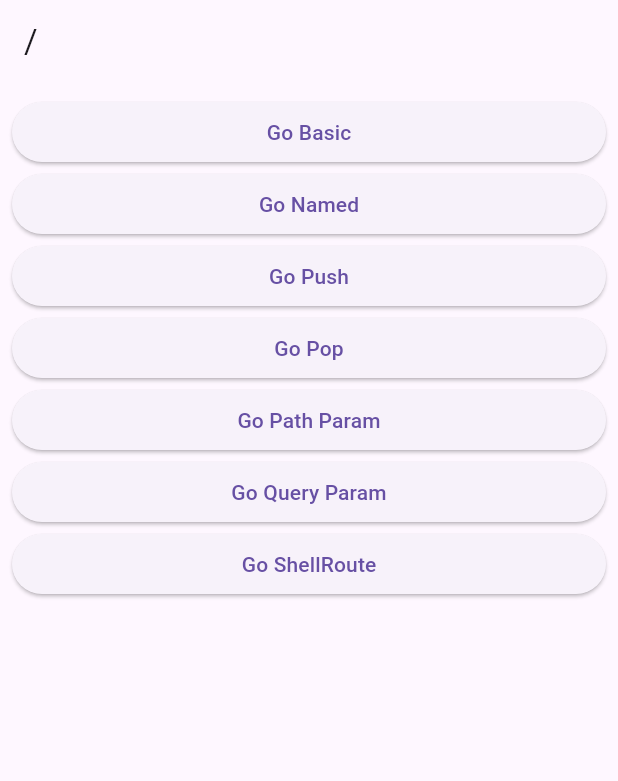
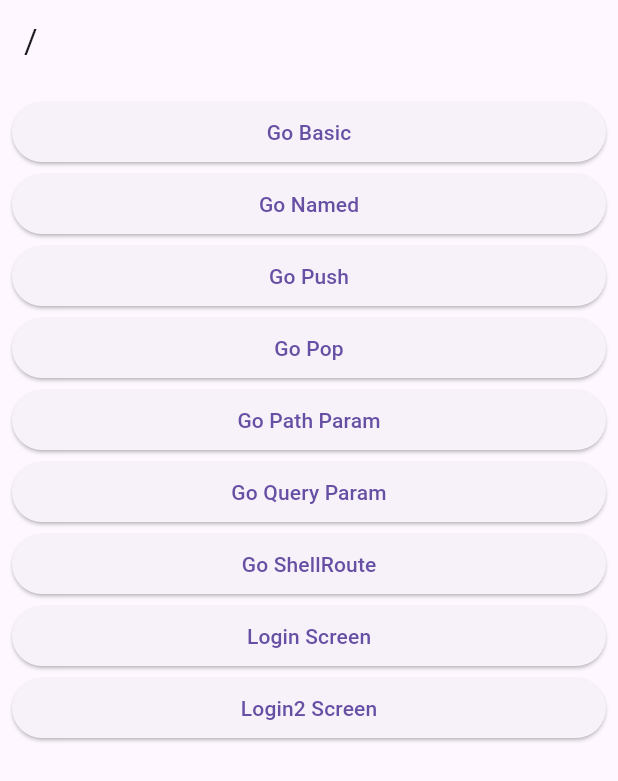
Before and after one commit to KRFLUTTERUG/go-router-example, a Flutter app: the screen it shows after launch, on a phone screen of 412 x 824 dp. Shown: the top 781 px of the screen. Run offline on Flutter 3.47's test engine with Material 3 defaults, Android fonts, the phone set to English and light mode, and no system bars; our stand-ins replace go_router.

```diff
--- a/lib/route/router.dart
+++ b/lib/route/router.dart
@@ -8,9 +8,24 @@ import 'package:gorouter/screen/6_path_param_screen.dart';
 import 'package:gorouter/screen/7_query_param_screen.dart';
 import 'package:gorouter/screen/8_nested_child_screen.dart';
 import 'package:gorouter/screen/8_nested_screen.dart';
+import 'package:gorouter/screen/9_login_screen.dart';
+import 'package:gorouter/screen/9_private_screen.dart';
 import 'package:gorouter/screen/root_screen.dart';
 
-final router = GoRouter(routes: [
+// true = Login 됨 / false = Login 안됨
+bool authState = false;
+
+final router = GoRouter(
+  redirect: (context, state) {
+    // return string (path) -> 해당 라우트로 이동한다 (path)
+    // return null -> 원래 이동하려던 라우트로 이동한다.
+    if(state.location == '/login/private' && !authState){
+      return '/login';
+    }
+
+    return null;
+  },
+    routes: [
   GoRoute(
       path: '/',
       builder: (context, state) {
@@ -65,14 +80,33 @@ final router = GoRouter(routes: [
               return QueryParamScreen();
             }),
         ShellRoute(
-          builder: (context, state, child) {
-            return NestedScreen(child: child);
-          },
-          routes: [
-            GoRoute(path: 'nested/a', builder: (_, state) => NestedChildScreen(routeName: '/nested/a')),
-            GoRoute(path: 'nested/b', builder: (_, state) => NestedChildScreen(routeName: '/nested/b')),
-            GoRoute(path: 'nested/c', builder: (_, state) => NestedChildScreen(routeName: '/nested/c'))
-          ]
-        )
+            builder: (context, state, child) {
+              return NestedScreen(child: child);
+            },
+            routes: [
+              GoRoute(
+                  path: 'nested/a',
+                  builder: (_, state) =>
+                      NestedChildScreen(routeName: '/nested/a')),
+              GoRoute(
+                  path: 'nested/b',
+                  builder: (_, state) =>
+                      NestedChildScreen(routeName: '/nested/b')),
+              GoRoute(
+                  path: 'nested/c',
+                  builder: (_, state) =>
+                      NestedChildScreen(routeName: '/nested/c'))
+            ]),
+        GoRoute(path: 'login', builder: (_, state) => LoginScreen(), routes: [
+          GoRoute(path: 'private', builder: (_, state) => PrivateScreen())
+        ]),
+        GoRoute(path: 'login2', builder: (_, state) => LoginScreen(), routes: [
+          GoRoute(path: 'private', builder: (_, state) => PrivateScreen(), redirect: (context, state){
+            if(!authState){
+              return '/login2';
+            }
+            return null;
+          })
+        ]),
       ]),
 ]);
--- /dev/null
+++ b/lib/screen/9_login_screen.dart
@@ -0,0 +1,35 @@
+import 'package:flutter/material.dart';
+import 'package:go_router/go_router.dart';
+import 'package:gorouter/route/router.dart';
+
+import '../layout/default_layout.dart';
+
+class LoginScreen extends StatefulWidget {
+  const LoginScreen({super.key});
+
+  @override
+  State<LoginScreen> createState() => _LoginScreenState();
+}
+
+class _LoginScreenState extends State<LoginScreen> {
+  @override
+  Widget build(BuildContext context) {
+    return DefaultLayout(body: ListView(
+        children: [
+          Text('Login State : $authState'),
+          ElevatedButton(onPressed: () {
+            setState(() {
+              authState = !authState;
+            });
+          }, child: Text(authState ? 'logout' : 'login')),
+          ElevatedButton(onPressed: () {
+            if(GoRouterState.of(context).location == '/login'){
+              context.go('/login/private');
+            }else{
+              context.go('/login2/private');
+            }
+          }, child: Text('Go to Private Route')),
+        ]
+    ));
+  }
+}
--- a/lib/screen/root_screen.dart
+++ b/lib/screen/root_screen.dart
@@ -30,6 +30,12 @@ class RootScreen extends StatelessWidget {
         ElevatedButton(onPressed: () {
           context.go('/nested/a');
         }, child: Text('Go ShellRoute')),
+        ElevatedButton(onPressed: () {
+          context.go('/login');
+        }, child: Text('Login Screen')),
+        ElevatedButton(onPressed: () {
+          context.go('/login2');
+        }, child: Text('Login2 Screen')),
       ]
     ));
   }
```
Also changed, not shown: lib/screen/9_private_screen.dart (added, +11 -0 lines).
